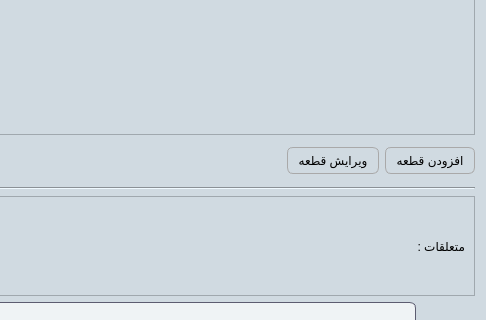
Above: deviceform.ui from kia-far/QtDBS before the change; both pictures show x 179 to 665 and y 197 to 517 of the 665 by 716 pixel window. Below: the same form after it.
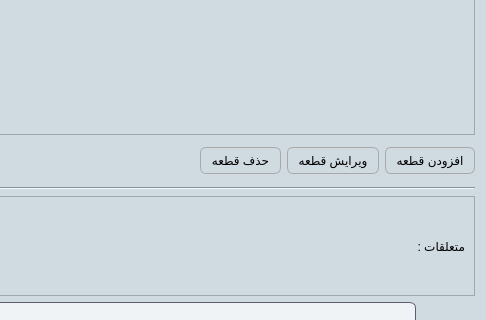
That is the form after the change.

The edit to the form file:
```diff
--- a/deviceform.ui
+++ b/deviceform.ui
@@ -578,6 +578,13 @@
            </property>
           </spacer>
          </item>
+         <item>
+          <widget class="QPushButton" name="pushButton_4">
+           <property name="text">
+            <string>حذف قطعه</string>
+           </property>
+          </widget>
+         </item>
          <item>
           <widget class="QPushButton" name="pushButton_3">
            <property name="text">
```
Left out of the diff: 22 changed lines with no effect on the pictures.
